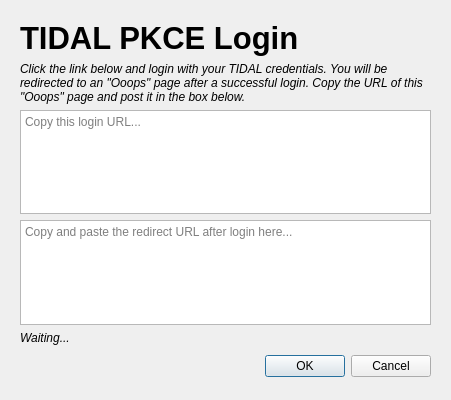
Before: the Qt Designer form tidal_dl_ng/ui/dialog_login.ui in exislow/tidal-dl-ng, drawn with Qt 5.
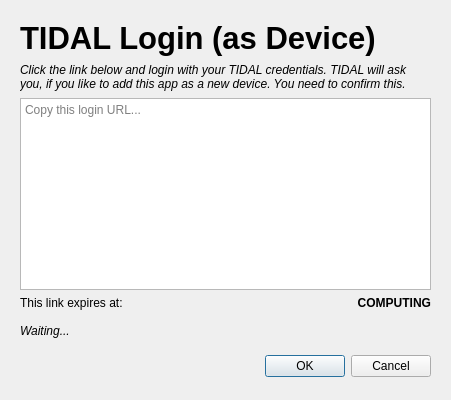
After: the same form once the commit is applied.

Commit message: ✨ Backend and GUI changed to device login. Login dialog needs to be threaded / non blocking.

Patch:
```diff
--- a/tidal_dl_ng/ui/dialog_login.ui
+++ b/tidal_dl_ng/ui/dialog_login.ui
@@ -69,7 +69,7 @@
        </font>
       </property>
       <property name="text">
-       <string>TIDAL PKCE Login</string>
+       <string>TIDAL Login (as Device)</string>
       </property>
      </widget>
     </item>
@@ -87,7 +87,7 @@
        </font>
       </property>
       <property name="text">
-       <string>Click the link below and login with your TIDAL credentials. You will be redirected to an &quot;Ooops&quot; page after a successful login. Copy the URL of this &quot;Ooops&quot; page and post it in the box below.</string>
+       <string>Click the link below and login with your TIDAL credentials. TIDAL will ask you, if you like to add this app as a new device. You need to confirm this.</string>
       </property>
       <property name="wordWrap">
        <bool>true</bool>
@@ -105,11 +105,30 @@
      </widget>
     </item>
     <item>
-     <widget class="QTextEdit" name="te_url_redirect">
-      <property name="placeholderText">
-       <string>Copy and paste the redirect URL after login here...</string>
-      </property>
-     </widget>
+     <layout class="QHBoxLayout" name="horizontalLayout">
+      <item>
+       <widget class="QLabel" name="l_expires_description">
+        <property name="text">
+         <string>This link expires at:</string>
+        </property>
+       </widget>
+      </item>
+      <item>
+       <widget class="QLabel" name="l_expires_date_time">
+        <property name="font">
+         <font>
+          <bold>true</bold>
+         </font>
+        </property>
+        <property name="text">
+         <string>COMPUTING</string>
+        </property>
+        <property name="alignment">
+         <set>Qt::AlignmentFlag::AlignRight|Qt::AlignmentFlag::AlignTrailing|Qt::AlignmentFlag::AlignVCenter</set>
+        </property>
+       </widget>
+      </item>
+     </layout>
     </item>
     <item>
      <widget class="QLabel" name="l_hint">
@@ -127,6 +146,9 @@
       <property name="text">
        <string>Waiting...</string>
       </property>
+      <property name="wordWrap">
+       <bool>true</bool>
+      </property>
      </widget>
     </item>
    </layout>
```
Left out of the diff: 7 changed lines with no effect on the pictures. The commit also changes 4 other files.
